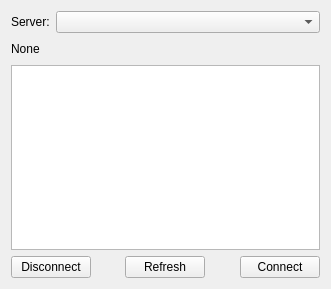
This is Gui/Control/ConnectControl.ui in taynpg/frelay as Qt 5 draws it before an edit. The edited form follows.
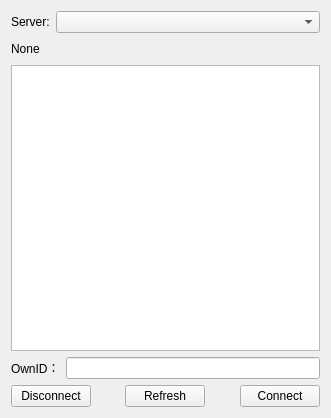
This is the edited form.

Commit message: ownid：show own id with color.

The edit to the form file:
```diff
--- a/Gui/Control/ConnectControl.ui
+++ b/Gui/Control/ConnectControl.ui
@@ -7,7 +7,7 @@
     <x>0</x>
     <y>0</y>
     <width>331</width>
-    <height>289</height>
+    <height>418</height>
    </rect>
   </property>
   <property name="windowTitle">
@@ -65,6 +65,20 @@
    <item>
     <widget class="QListView" name="listView"/>
    </item>
+   <item>
+    <layout class="QHBoxLayout" name="horizontalLayout_3">
+     <item>
+      <widget class="QLabel" name="label">
+       <property name="text">
+        <string>OwnID：</string>
+       </property>
+      </widget>
+     </item>
+     <item>
+      <widget class="QLineEdit" name="edOwnID"/>
+     </item>
+    </layout>
+   </item>
    <item>
     <layout class="QHBoxLayout" name="horizontalLayout_4">
      <item>
```
Left out of the diff: 3 changed lines with no effect on the pictures. The commit also changes 1 other file.
